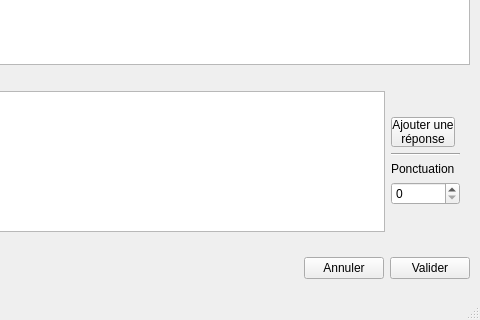
Qt form interrogator.ui (chindit/Interrogator) before a commit; both pictures show x 160 to 640 and y 160 to 480 of the 640 by 480 pixel window.
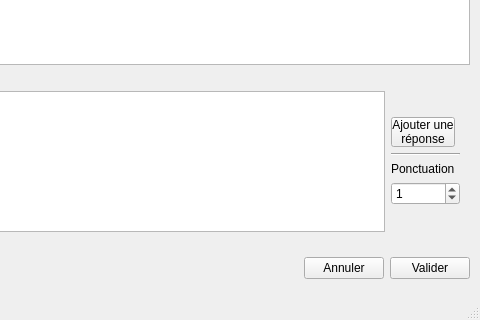
The same form after that commit. The open tabs and pages were chosen to show the change. Icons and pictures are not drawn.

Commit message: Fixed : cancel while editing

Diff of the .ui file:
```diff
--- a/interrogator.ui
+++ b/interrogator.ui
@@ -1020,7 +1020,11 @@
                  </widget>
                 </item>
                 <item>
-                 <widget class="QSpinBox" name="spinBox_ponctuation_qcm"/>
+                 <widget class="QSpinBox" name="spinBox_ponctuation_qcm">
+                  <property name="value">
+                   <number>1</number>
+                  </property>
+                 </widget>
                 </item>
                 <item>
                  <spacer name="verticalSpacer_2">
```
Left out of the diff: 22 changed lines with no effect on the pictures. The commit also changes 2 other files.
